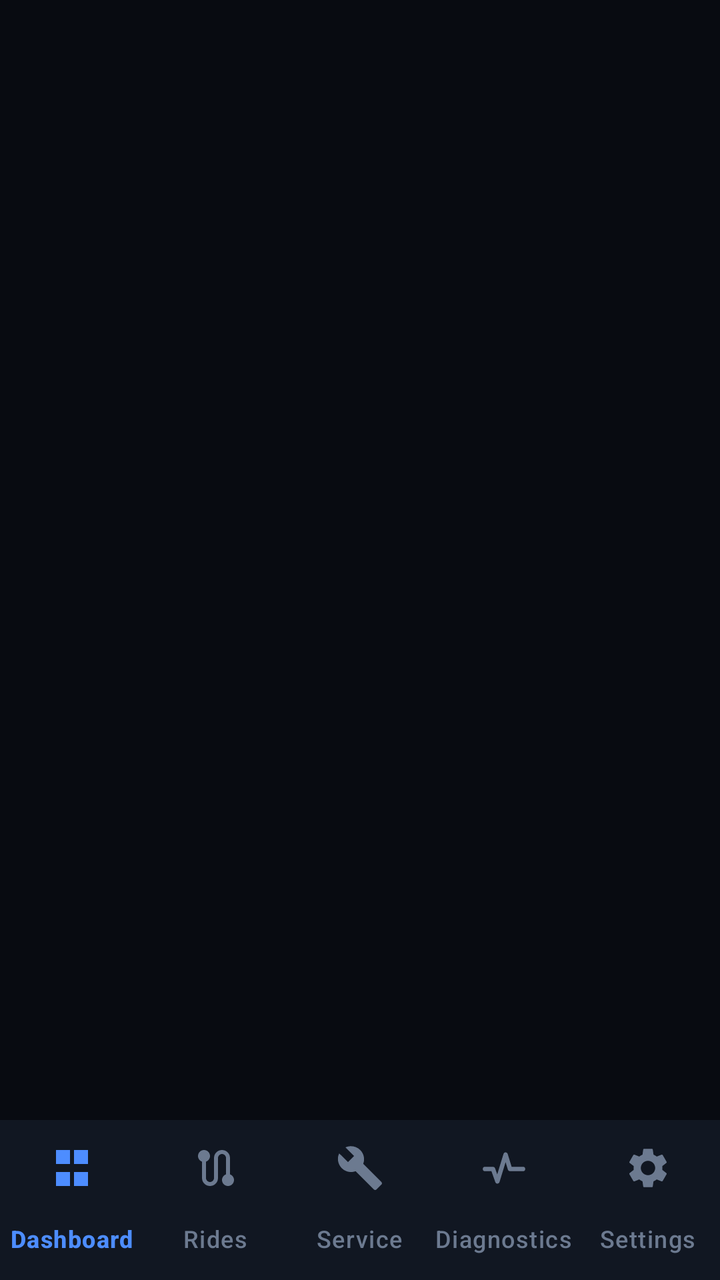
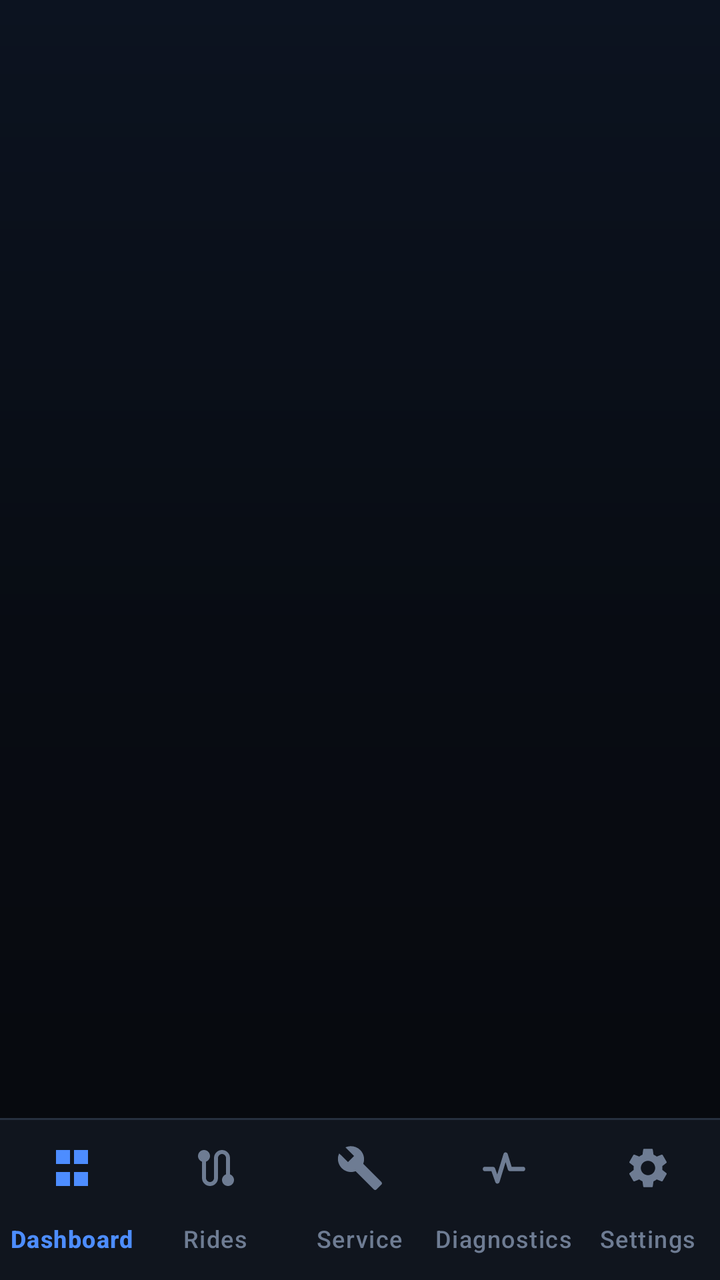

Two renders of the same Android screen: before a commit and after it. Below are the layout's source before the change and the commit's diff.
<!-- AndroidManifest.xml: application theme Theme.XsrCompanion -->
<!-- res/layout/activity_main.xml -->
<?xml version="1.0" encoding="utf-8"?>
<androidx.coordinatorlayout.widget.CoordinatorLayout
    xmlns:android="http://schemas.android.com/apk/res/android"
    xmlns:app="http://schemas.android.com/apk/res-auto"
    android:id="@+id/root"
    android:layout_width="match_parent"
    android:layout_height="match_parent"
    android:background="@color/bg_dark">

    <LinearLayout
        android:id="@+id/contentColumn"
        android:layout_width="match_parent"
        android:layout_height="match_parent"
        android:orientation="vertical">

        <androidx.fragment.app.FragmentContainerView
            android:id="@+id/fragmentContainer"
            android:layout_width="match_parent"
            android:layout_height="0dp"
            android:layout_weight="1" />

        <com.google.android.material.bottomnavigation.BottomNavigationView
            android:id="@+id/bottomNav"
            android:layout_width="match_parent"
            android:layout_height="wrap_content"
            android:background="@color/surface"
            app:elevation="0dp"
            app:itemIconTint="@color/nav_item_tint"
            app:itemTextColor="@color/nav_item_tint"
            app:labelVisibilityMode="labeled"
            app:menu="@menu/bottom_nav_menu" />

    </LinearLayout>

</androidx.coordinatorlayout.widget.CoordinatorLayout>
<!-- resources referenced by this layout -->
<resources>
  <color name="bg_dark">#080B11</color>
  <color name="surface">#111722</color>
  <style name="Theme.XsrCompanion" parent="Theme.Material3.Dark.NoActionBar">
          <item name="colorPrimary">@color/primary</item>
          <item name="colorOnPrimary">@color/on_primary</item>
          <item name="colorPrimaryContainer">@color/primary_dim</item>
          <item name="colorOnPrimaryContainer">@color/text_primary</item>
          <item name="colorSecondary">@color/secondary</item>
          <item name="colorOnSecondary">@color/on_secondary</item>
          <item name="colorTertiary">@color/tertiary</item>
  
          <item name="android:colorBackground">@color/bg_dark</item>
          <item name="colorSurface">@color/surface</item>
          <item name="colorOnSurface">@color/text_primary</item>
          <item name="colorSurfaceVariant">@color/surface_variant</item>
          <item name="colorOnSurfaceVariant">@color/text_secondary</item>
          <item name="colorOutline">@color/outline_color</item>
          <item name="colorError">@color/accent_red</item>
  
          <item name="android:statusBarColor">@android:color/transparent</item>
          <item name="android:navigationBarColor">@android:color/transparent</item>
          <item name="android:windowLightStatusBar">false</item>
          <item name="android:windowLightNavigationBar">false</item>
          <item name="android:enforceStatusBarContrast">false</item>
          <item name="android:enforceNavigationBarContrast">false</item>
          <item name="android:windowBackground">@color/bg_dark</item>
  
          <item name="materialCardViewStyle">@style/Widget.Xsr.Card</item>
          <item name="materialButtonStyle">@style/Widget.Xsr.Button</item>
      </style>
  <color name="surface_variant">#1A2231</color>
  <color name="text_secondary">#A7B3C7</color>
  <color name="outline_color">#2C3748</color>
  <style name="Widget.Xsr.Card" parent="Widget.Material3.CardView.Filled">
          <item name="cardBackgroundColor">@color/surface</item>
          <item name="cardCornerRadius">22dp</item>
          <item name="cardElevation">0dp</item>
          <item name="strokeColor">@color/outline_color</item>
          <item name="strokeWidth">1dp</item>
          <item name="contentPadding">0dp</item>
      </style>
  <style name="Widget.Xsr.Button" parent="Widget.Material3.Button">
          <item name="cornerRadius">18dp</item>
          <item name="android:minHeight">52dp</item>
          <item name="android:textAllCaps">false</item>
      </style>
  <!-- unchanged entries left out for length: 8 -->
</resources>

<!-- the commit's change to res/layout/activity_main.xml (unified diff, before → after) -->
@@ -5,7 +5,7 @@
     android:id="@+id/root"
     android:layout_width="match_parent"
     android:layout_height="match_parent"
-    android:background="@color/bg_dark">
+    android:background="@drawable/bg_app">
 
     <LinearLayout
         android:id="@+id/contentColumn"
@@ -19,15 +19,16 @@
             android:layout_height="0dp"
             android:layout_weight="1" />
 
+        <View
+            android:layout_width="match_parent"
+            android:layout_height="1dp"
+            android:background="@color/outline_color" />
+
         <com.google.android.material.bottomnavigation.BottomNavigationView
             android:id="@+id/bottomNav"
+            style="@style/Widget.Xsr.BottomNav"
             android:layout_width="match_parent"
             android:layout_height="wrap_content"
-            android:background="@color/surface"
-            app:elevation="0dp"
-            app:itemIconTint="@color/nav_item_tint"
-            app:itemTextColor="@color/nav_item_tint"
-            app:labelVisibilityMode="labeled"
             app:menu="@menu/bottom_nav_menu" />
 
     </LinearLayout>
<!-- resource entries referenced after the edit -->
@@ -1,7 +1,13 @@
 <!-- resources referenced by this layout -->
 <resources>
-  <color name="bg_dark">#080B11</color>
-  <color name="surface">#111722</color>
+  <color name="bg_dark">#07090D</color>
+  <color name="surface">#10151E</color>
+  <style name="Widget.Xsr.BottomNav.ActiveIndicator" parent="Widget.Material3.BottomNavigationView.ActiveIndicator">
+          <item name="android:color">@color/primary_dim</item>
+          <item name="android:width">64dp</item>
+          <item name="android:height">30dp</item>
+          <item name="shapeAppearance">@style/ShapeAppearance.Material3.Corner.Full</item>
+      </style>
   <style name="Theme.XsrCompanion" parent="Theme.Material3.Dark.NoActionBar">
           <item name="colorPrimary">@color/primary</item>
           <item name="colorOnPrimary">@color/on_primary</item>
@@ -25,26 +31,60 @@
           <item name="android:windowLightNavigationBar">false</item>
           <item name="android:enforceStatusBarContrast">false</item>
           <item name="android:enforceNavigationBarContrast">false</item>
-          <item name="android:windowBackground">@color/bg_dark</item>
+          <item name="android:windowBackground">@drawable/bg_app</item>
   
           <item name="materialCardViewStyle">@style/Widget.Xsr.Card</item>
           <item name="materialButtonStyle">@style/Widget.Xsr.Button</item>
+          <item name="materialAlertDialogTheme">@style/ThemeOverlay.Xsr.Dialog</item>
       </style>
-  <color name="surface_variant">#1A2231</color>
-  <color name="text_secondary">#A7B3C7</color>
-  <color name="outline_color">#2C3748</color>
+  <color name="surface_variant">#161D29</color>
+  <color name="text_secondary">#A9B5C8</color>
+  <color name="outline_color">#26303F</color>
+  <!-- drawable bg_app (drawable) -->
+  <?xml version="1.0" encoding="utf-8"?>
+  <shape xmlns:android="http://schemas.android.com/apk/res/android"
+      android:shape="rectangle">
+      <gradient
+          android:angle="270"
+          android:centerColor="#080C13"
+          android:endColor="#07090D"
+          android:startColor="#0C1320" />
+  </shape>
+  <style name="Widget.Xsr.BottomNav" parent="Widget.Material3.BottomNavigationView">
+          <item name="android:background">@color/surface</item>
+          <item name="elevation">0dp</item>
+          <item name="itemIconTint">@color/nav_item_tint</item>
+          <item name="itemTextColor">@color/nav_item_tint</item>
+          <item name="itemActiveIndicatorStyle">@style/Widget.Xsr.BottomNav.ActiveIndicator</item>
+          <item name="labelVisibilityMode">labeled</item>
+      </style>
   <style name="Widget.Xsr.Card" parent="Widget.Material3.CardView.Filled">
           <item name="cardBackgroundColor">@color/surface</item>
-          <item name="cardCornerRadius">22dp</item>
+          <item name="cardCornerRadius">20dp</item>
           <item name="cardElevation">0dp</item>
           <item name="strokeColor">@color/outline_color</item>
           <item name="strokeWidth">1dp</item>
           <item name="contentPadding">0dp</item>
+          <item name="rippleColor">@color/ripple</item>
       </style>
   <style name="Widget.Xsr.Button" parent="Widget.Material3.Button">
-          <item name="cornerRadius">18dp</item>
-          <item name="android:minHeight">52dp</item>
+          <item name="cornerRadius">16dp</item>
+          <item name="android:minHeight">48dp</item>
           <item name="android:textAllCaps">false</item>
+          <item name="android:textSize">14sp</item>
+          <item name="android:letterSpacing">0.01</item>
+          <item name="iconPadding">8dp</item>
+      </style>
+  <style name="ThemeOverlay.Xsr.Dialog" parent="ThemeOverlay.Material3.MaterialAlertDialog">
+          <item name="colorSurface">@color/surface</item>
+          <item name="colorSurfaceContainerHigh">@color/surface</item>
+          <item name="colorOnSurface">@color/text_primary</item>
+          <item name="shapeAppearanceOverlay">@style/ShapeAppearanceOverlay.Xsr.Dialog</item>
+      </style>
+  <color name="ripple">#24FFFFFF</color>
+  <style name="ShapeAppearanceOverlay.Xsr.Dialog" parent="">
+          <item name="cornerFamily">rounded</item>
+          <item name="cornerSize">24dp</item>
       </style>
   <!-- unchanged entries left out for length: 8 -->
 </resources>
